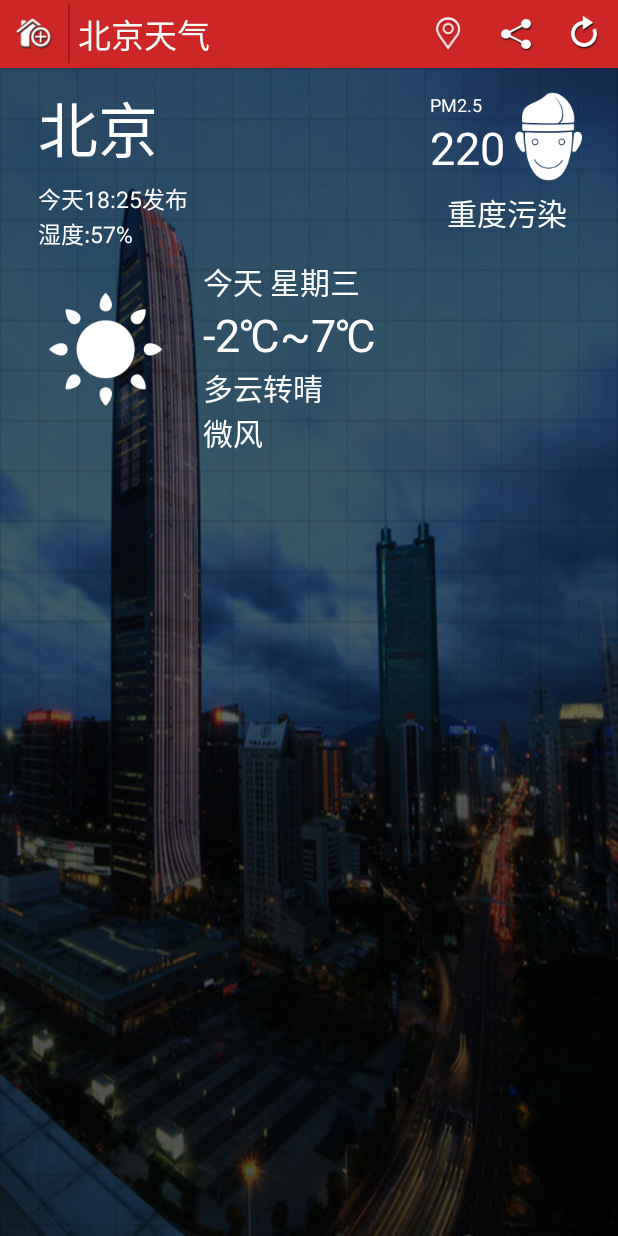
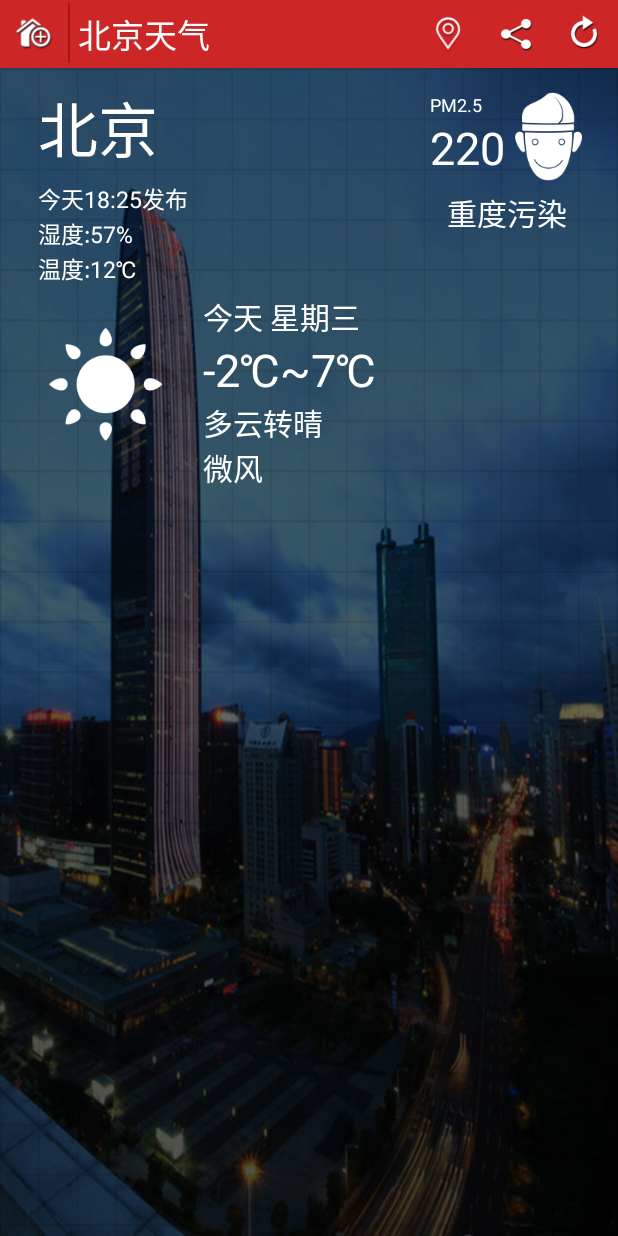
Before and after one commit to llincc/MiniWeather, an Android app: the screen it shows after launch (MainActivity), on a phone screen of 412 x 824 dp. Run offline under Robolectric (Android 15) with nearby library versions, the phone set to English and light mode, and no system bars.

Commit message:
Add currentTemperature

```diff
--- a/app/src/main/res/layout/weather_info.xml
+++ b/app/src/main/res/layout/weather_info.xml
@@ -103,6 +103,17 @@
                 android:text="湿度:57%"
                 android:textColor="@android:color/white"
                 android:textSize="15.0sp"/>
+            <TextView
+                android:id="@+id/currenttemp"
+                android:layout_width="wrap_content"
+                android:layout_height="wrap_content"
+                android:layout_alignParentLeft="true"
+                android:layout_below="@id/humidity"
+                android:layout_marginLeft="15.0dip"
+                android:singleLine="true"
+                android:text="温度:12℃"
+                android:textColor="@android:color/white"
+                android:textSize="15.0sp"/>
 
             <!-- PM2.5整体信息块 -->
             <LinearLayout
@@ -173,7 +184,7 @@
                 android:layout_width="wrap_content"
                 android:layout_height="wrap_content"
                 android:layout_alignParentLeft="true"
-                android:layout_below="@id/humidity"
+                android:layout_below="@id/currenttemp"
                 android:layout_centerInParent="true"
                 android:layout_marginTop="5.0dip"
                 >
```
